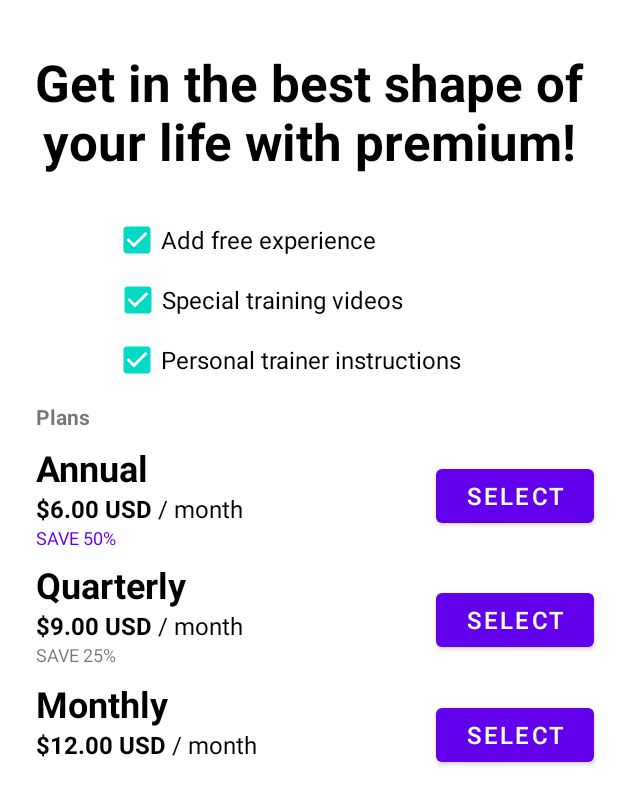
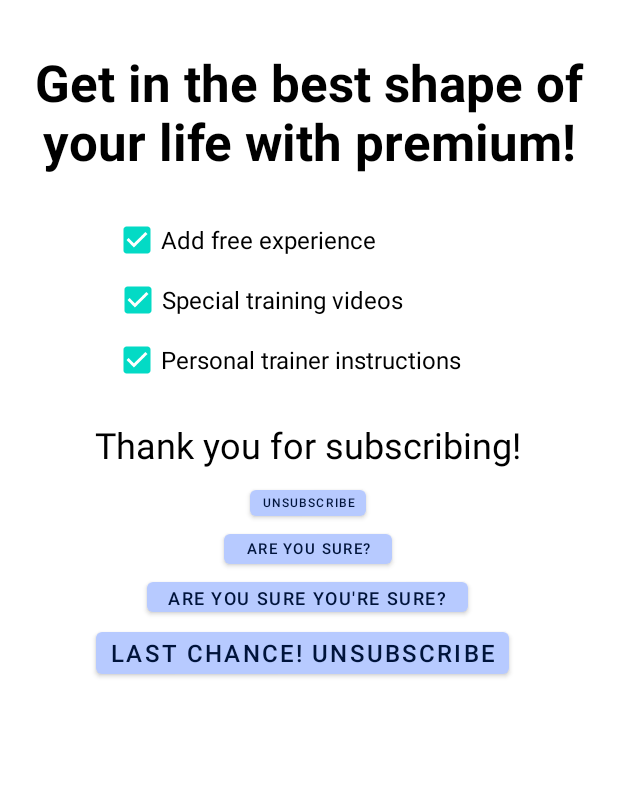
Before and after one commit to Saugat1017/Fitness-Tracker, an Android app: the layout fragment_subscription.xml on its own in the app's theme, with its tools: preview values and no code run, on a phone screen of 412 x 824 dp. Shown: the top 805 px of the screen. Run offline under Robolectric (Android 15) with nearby library versions, the phone set to English and light mode, and no system bars.

Commit message:
Changes to unsubscibe

```diff
--- a/app/src/main/java/com/cse3310/myfitnesstracker/SetGoalRegistrationActivity.java
+++ b/app/src/main/java/com/cse3310/myfitnesstracker/SetGoalRegistrationActivity.java
@@ -67,6 +67,7 @@ public class SetGoalRegistrationActivity extends AppCompatActivity{
 
                 // Add to database
                 db.updateUser(db.getUserID(), 0, 1);
+                db.addGoal(db.getUserID(), goal);
                 startActivity(new Intent(SetGoalRegistrationActivity.this, MainActivity.class));
                 finish();
             }
--- a/app/src/main/java/com/cse3310/myfitnesstracker/ui/subscription/SubscriptionFragment.java
+++ b/app/src/main/java/com/cse3310/myfitnesstracker/ui/subscription/SubscriptionFragment.java
@@ -27,6 +27,9 @@ public class SubscriptionFragment extends Fragment {
     private ConstraintLayout UnsubscribedConstraintLayout;
     private ConstraintLayout SubscibedConstraintLayout;
     private FitnessDatabaseHelper db = null;
+    private Button unsubscibeButton1;
+    private Button unsubscibeButton2;
+    private Button unsubscibeButton3;
 
     public View onCreateView(@NonNull LayoutInflater inflater,
                              ViewGroup container, Bundle savedInstanceState) {
@@ -45,6 +48,13 @@ public class SubscriptionFragment extends Fragment {
         Button subscribeButton2 = root.findViewById(R.id.button_select1);
         Button subscribeButton3 = root.findViewById(R.id.button_select2);
         Button unsubscibeButton = root.findViewById(R.id.button_unsubscribe);
+        unsubscibeButton1 = root.findViewById(R.id.button_unsubscribeAreYouSure);
+        unsubscibeButton2 = root.findViewById(R.id.button_unsubscribeAreYouSure2);
+        unsubscibeButton3 = root.findViewById(R.id.button_unsubscribeAreYouSure3);
+
+        unsubscibeButton1.setVisibility(View.GONE);
+        unsubscibeButton2.setVisibility(View.GONE);
+        unsubscibeButton3.setVisibility(View.GONE);
 
         updateConstraintLayout(db.getIsSubscribed());
 
@@ -55,6 +65,18 @@ public class SubscriptionFragment extends Fragment {
         subscribeButton3.setOnClickListener(subscribeClickListener);
 
         unsubscibeButton.setOnClickListener(v -> {
+            unsubscibeButton1.setVisibility(View.VISIBLE);
+        });
+
+        unsubscibeButton1.setOnClickListener(v -> {
+            unsubscibeButton2.setVisibility(View.VISIBLE);
+        });
+
+        unsubscibeButton2.setOnClickListener(v -> {
+            unsubscibeButton3.setVisibility(View.VISIBLE);
+        });
+
+        unsubscibeButton3.setOnClickListener(v -> {
             Toast.makeText(getContext(), "Unsubscribed!", Toast.LENGTH_SHORT).show();
             updateConstraintLayout(0);
             db.updateSubscription(db.getUserID(), 0);
@@ -63,10 +85,17 @@ public class SubscriptionFragment extends Fragment {
         return root;
     }
 
+    public void hideUnsubscribeMessages(){
+        unsubscibeButton1.setVisibility(View.GONE);
+        unsubscibeButton2.setVisibility(View.GONE);
+        unsubscibeButton3.setVisibility(View.GONE);
+    }
+
     public void updateConstraintLayout(int subscribed) {
         if (subscribed == 1) {
             UnsubscribedConstraintLayout.setVisibility(View.GONE);
             SubscibedConstraintLayout.setVisibility(View.VISIBLE);
+            hideUnsubscribeMessages();
         } else {
             SubscibedConstraintLayout.setVisibility(View.GONE);
             UnsubscribedConstraintLayout.setVisibility(View.VISIBLE);
@@ -106,6 +135,12 @@ public class SubscriptionFragment extends Fragment {
         dialog.show();
     }
 
+    @Override
+    public void onDestroyView() {
+        hideUnsubscribeMessages();
+        super.onDestroyView();
+    }
+
     private boolean validatePaymentDetails(String cardNumber, String cvv, String firstName, String lastName, String zipCode) {
         if (cardNumber.length() != 16 || !TextUtils.isDigitsOnly(cardNumber)) {
             Toast.makeText(getContext(), "Invalid card number!", Toast.LENGTH_SHORT).show();
--- a/app/src/main/res/layout/fragment_subscription.xml
+++ b/app/src/main/res/layout/fragment_subscription.xml
@@ -83,7 +83,8 @@
         android:visibility="visible"
         app:layout_constraintEnd_toEndOf="parent"
         app:layout_constraintStart_toStartOf="parent"
-        app:layout_constraintTop_toBottomOf="@+id/checkBox3">
+        app:layout_constraintTop_toBottomOf="@+id/checkBox3"
+        tools:visibility="gone">
 
         <TextView
             android:id="@+id/subscription_subtitle"
@@ -273,14 +274,16 @@
 
     <androidx.constraintlayout.widget.ConstraintLayout
         android:id="@+id/constraintLayout_subscribed"
-        android:layout_width="match_parent"
-        android:layout_height="wrap_content"
-        android:layout_marginTop="8dp"
+        android:layout_width="410dp"
+        android:layout_height="223dp"
+        android:layout_marginTop="4dp"
         android:layout_marginEnd="8dp"
         android:visibility="gone"
         app:layout_constraintEnd_toEndOf="parent"
+        app:layout_constraintHorizontal_bias="0.0"
         app:layout_constraintStart_toStartOf="parent"
-        app:layout_constraintTop_toBottomOf="@+id/checkBox3">
+        app:layout_constraintTop_toBottomOf="@+id/checkBox3"
+        tools:visibility="visible">
 
         <TextView
             android:id="@+id/textView3"
@@ -295,20 +298,71 @@
             app:layout_constraintTop_toTopOf="parent" />
 
         <Button
+            android:id="@+id/button_unsubscribeAreYouSure3"
+            android:layout_width="275dp"
+            android:layout_height="40dp"
+            android:layout_marginBottom="32dp"
+            android:paddingLeft="2dp"
+            android:paddingTop="2dp"
+            android:paddingRight="2dp"
+            android:paddingBottom="2dp"
+            android:text="Last chance! Unsubscribe"
+            android:textSize="16sp"
+            android:theme="@style/ThemeOverlay.Material3.DynamicColors.Dark"
+            app:layout_constraintBottom_toBottomOf="parent"
+            app:layout_constraintEnd_toEndOf="parent"
+            app:layout_constraintHorizontal_bias="0.474"
+            app:layout_constraintStart_toStartOf="parent" />
+
+        <Button
             android:id="@+id/button_unsubscribe"
-            android:layout_width="wrap_content"
-            android:layout_height="wrap_content"
+            android:layout_width="77dp"
+            android:layout_height="29dp"
             android:layout_marginTop="8dp"
-            android:paddingLeft="20dp"
-            android:paddingTop="6dp"
-            android:paddingRight="20dp"
-            android:paddingBottom="6dp"
+            android:paddingLeft="2dp"
+            android:paddingTop="2dp"
+            android:paddingRight="2dp"
+            android:paddingBottom="2dp"
             android:text="Unsubscribe"
-            android:textSize="16sp"
+            android:textSize="8sp"
+            android:theme="@style/ThemeOverlay.Material3.DynamicColors.Dark"
+            app:layout_constraintEnd_toEndOf="parent"
+            app:layout_constraintHorizontal_bias="0.501"
+            app:layout_constraintStart_toStartOf="parent"
+            app:layout_constraintTop_toBottomOf="@+id/textView3"
+            app:layout_constraintVertical_bias="0.5" />
+
+        <Button
+            android:id="@+id/button_unsubscribeAreYouSure"
+            android:layout_width="112dp"
+            android:layout_height="32dp"
+            android:paddingLeft="2dp"
+            android:paddingTop="2dp"
+            android:paddingRight="2dp"
+            android:paddingBottom="2dp"
+            android:text="Are you sure?"
+            android:textSize="10sp"
             android:theme="@style/ThemeOverlay.Material3.DynamicColors.Dark"
             app:layout_constraintEnd_toEndOf="parent"
             app:layout_constraintStart_toStartOf="parent"
-            app:layout_constraintTop_toBottomOf="@+id/textView3" />
+            app:layout_constraintTop_toBottomOf="@+id/button_unsubscribe"
+            app:layout_constraintVertical_bias="0.5" />
+
+        <Button
+            android:id="@+id/button_unsubscribeAreYouSure2"
+            android:layout_width="214dp"
+            android:layout_height="32dp"
+            android:paddingLeft="2dp"
+            android:paddingTop="2dp"
+            android:paddingRight="2dp"
+            android:paddingBottom="2dp"
+            android:text="Are you sure you're sure?"
+            android:textSize="12sp"
+            android:theme="@style/ThemeOverlay.Material3.DynamicColors.Dark"
+            app:layout_constraintEnd_toEndOf="parent"
+            app:layout_constraintStart_toStartOf="parent"
+            app:layout_constraintTop_toBottomOf="@+id/button_unsubscribeAreYouSure" />
+
     </androidx.constraintlayout.widget.ConstraintLayout>
 
 </androidx.constraintlayout.widget.ConstraintLayout>
```
